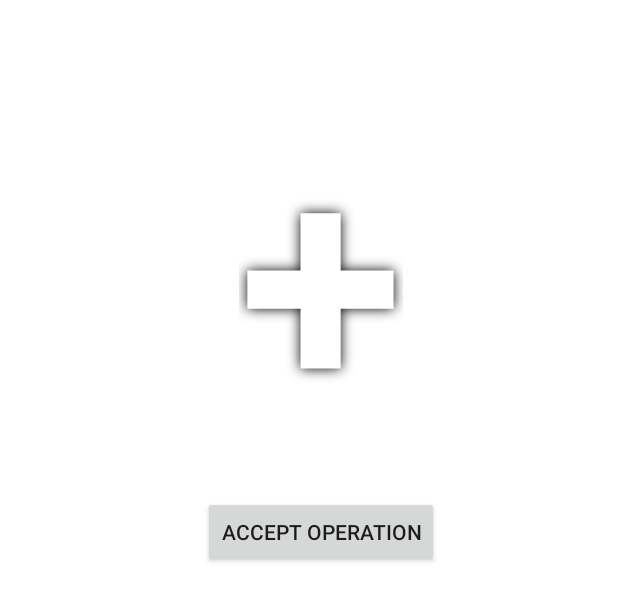
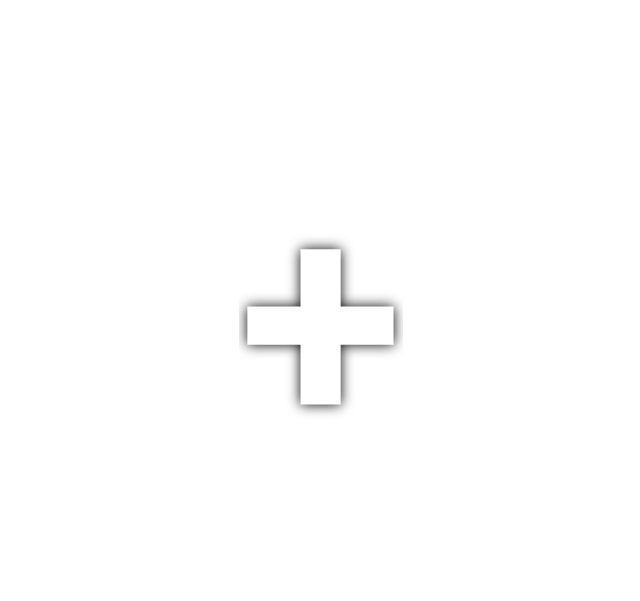
Before and after one commit to tmsikora/AccessibleCalculator, an Android app built with Jetpack Compose: the ChooseOperationActivity screen opened directly, with no data from a screen before it, on a phone screen of 824 x 412 dp (held sideways). Shown: the top 601 px of the screen, without its empty margins (297-937 px from the left). Run offline under Robolectric (Android 15) with nearby library versions, the phone set to English and light mode, and no system bars.

Commit message:
Deleted "Accept" buttons and their calls in activities

```diff
--- a/app/src/main/java/com/example/accessibleCalculator/ChooseOperationActivity.kt
+++ b/app/src/main/java/com/example/accessibleCalculator/ChooseOperationActivity.kt
@@ -10,7 +10,6 @@ import android.util.Log
 import android.view.GestureDetector
 import android.view.MotionEvent
 import android.view.View
-import android.widget.Button
 import android.widget.TextView
 import androidx.activity.addCallback
 import androidx.annotation.RequiresApi
@@ -19,7 +18,6 @@ import androidx.annotation.RequiresApi
 class ChooseOperationActivity : BaseActivity() {
 
     private lateinit var operationTextView: TextView
-    private lateinit var acceptButton: Button
     private var currentOperation: MathOperation = MathOperation.ADDITION
     private lateinit var gestureDetector: GestureDetector
     private var isLongPressing = false
@@ -46,7 +44,6 @@ class ChooseOperationActivity : BaseActivity() {
         })
 
         operationTextView = findViewById(R.id.operationTextView)
-        acceptButton = findViewById(R.id.acceptButton)
 
         // Set initial operation
         if (DataHolder.currentEquation.containsAny(
@@ -81,11 +78,6 @@ class ChooseOperationActivity : BaseActivity() {
             }
             gestureDetector.onTouchEvent(event)
             true
-        }
-
-        // Set a click listener for the Accept button
-        acceptButton.setOnClickListener {
-            performActionOnAccept()
         }
 
         onBackPressedDispatcher.addCallback(this) {
--- a/app/src/main/res/layout/activity_choose_operation.xml
+++ b/app/src/main/res/layout/activity_choose_operation.xml
@@ -17,12 +17,4 @@
         android:layout_gravity="center"
         android:layout_margin="16dp"/>
 
-    <Button
-        android:id="@+id/acceptButton"
-        android:layout_width="wrap_content"
-        android:layout_height="wrap_content"
-        android:text="Accept operation"
-        android:layout_gravity="center"
-        android:onClick="onAcceptButtonClick"/>
-
 </LinearLayout>
```
Also changed, not shown: app/src/main/java/com/example/accessibleCalculator/NumberInputActivity.kt (+0 -8 lines), app/src/main/res/layout/activity_number_input.xml (+0 -8 lines).
